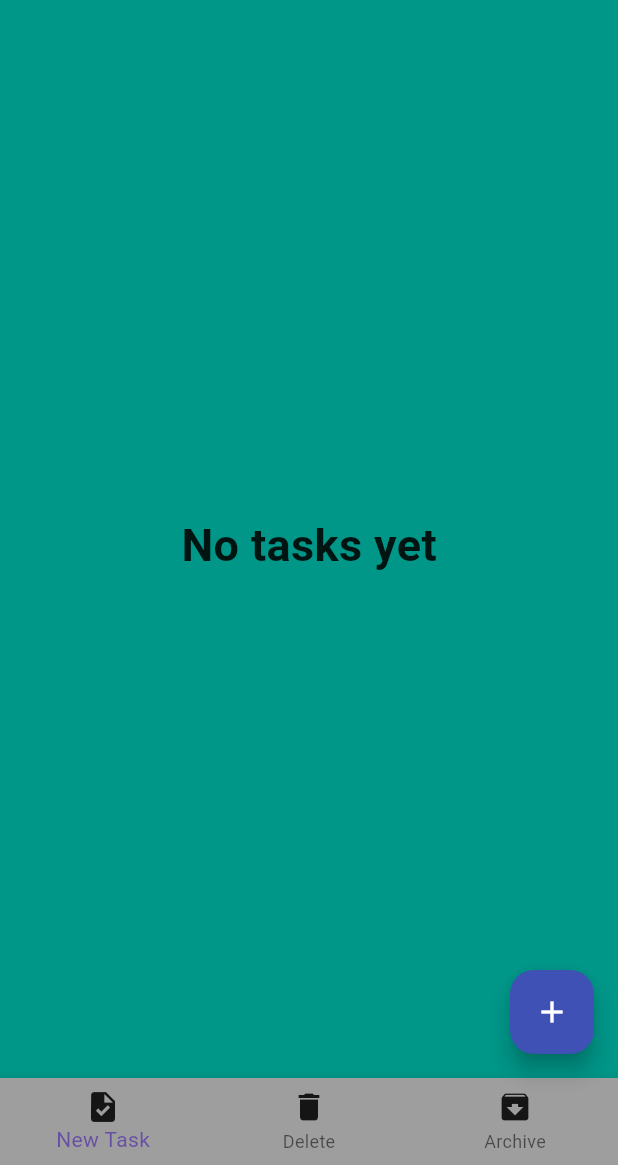
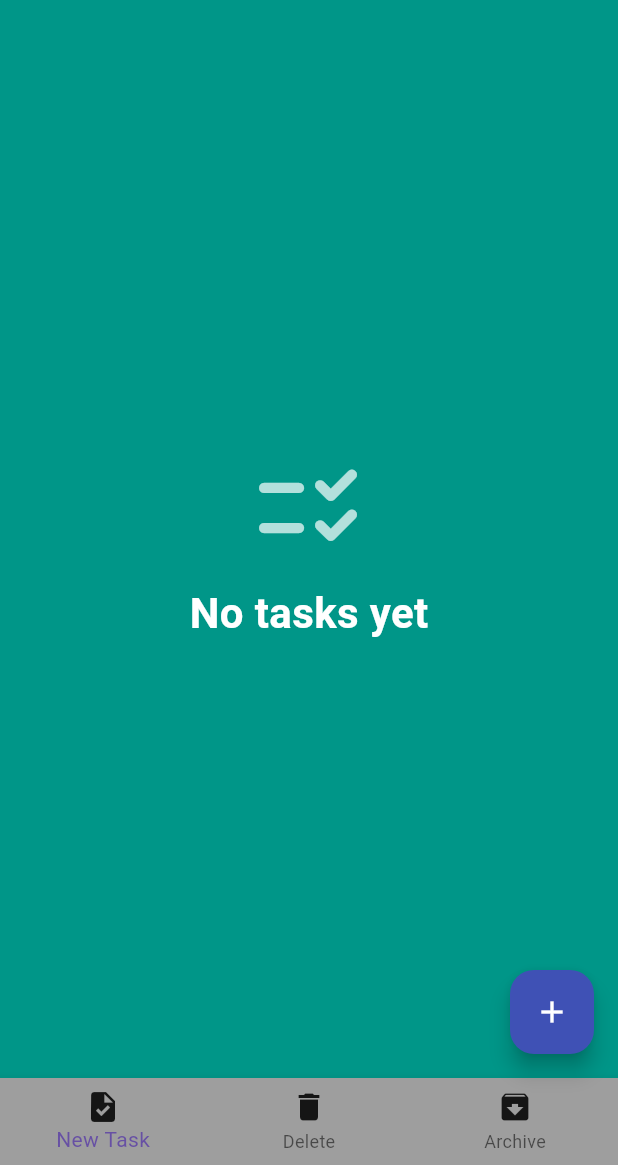
Before and after one commit to Hesham1111111111/todo_app, a Flutter app: the screen it shows after launch, on a phone screen of 412 x 824 dp, the part 71-1236 px from its top. Run offline on Flutter 3.47's test engine with Material 3 defaults, Android fonts, the phone set to English and light mode, and no system bars; our stand-ins replace flutter_bloc, flutter_staggered_animations, image_picker, sqflite; accounts and stored records are empty.

Commit message:
merge remote changes

```diff
--- a/lib/features/todo/ui/view/home_screen.dart
+++ b/lib/features/todo/ui/view/home_screen.dart
@@ -24,8 +24,44 @@ class HomeScreen extends StatelessWidget {
           var tasks = context.read<TodoCubit>().tasks;
           if (tasks.isEmpty) {
             return Center(
-              child: Text("No tasks yet", style: AppStayle.stayle1),
+              child: TweenAnimationBuilder<double>(
+                tween: Tween(begin: 50.0, end: 0.0),
+                duration:  Duration(seconds: 1 ),
+                curve: Curves.easeOutBack,
+                builder: (context, value, child) {
+                  return Opacity(
+                    opacity: (1 - (value / 50)).clamp(0.0, 1.0),
+                    child: Transform.translate(
+                      offset: Offset(0, value),
+                      child: child,
+                    ),
+                  );
+                },
+                child: AnimatedContainer(
+                  duration: Duration(seconds: 1),
+                  curve: Curves.bounceOut,
+                  child: Column(
+                    mainAxisSize: MainAxisSize.min,
+                    children: [
+                       Icon(
+                        Icons.checklist_rtl_rounded,
+                        size: 80,
+                        color: Colors.white70,
+                      ),
+                       SizedBox(height: 10),
+                      Text(
+                        "No tasks yet",
+                        style: AppStayle.stayle1.copyWith(
+                          fontSize: 28,
+                          color: Colors.white,
+                        ),
+                      ),
+                    ],
+                  ),
+                ),
+              ),
             );
+
           } else {
             return CardListview();
           }
--- a/lib/features/todo/ui/view/widget/hero_tage.dart
+++ b/lib/features/todo/ui/view/widget/hero_tage.dart
@@ -11,7 +11,7 @@ class TaskDetail extends StatelessWidget {
     return Scaffold(
       backgroundColor: Colors.teal.shade50,
       appBar: AppBar(
-        backgroundColor: Colors.indigo,
+        backgroundColor: Colors.tealAccent,
         title: const Text("Task Details"),
         centerTitle: true,
         elevation: 3,
--- a/pubspec.yaml
+++ b/pubspec.yaml
@@ -40,6 +40,7 @@ dependencies:
   flutter_bloc: ^9.1.1
   image_picker: ^1.2.0
   path: ^1.9.1
+  flutter_staggered_animations: ^1.1.1
 
 dev_dependencies:
   flutter_test:
```
Also changed, not shown: lib/features/todo/ui/view/widget/card_listview.dart (+39 -10 lines), pubspec.lock.
